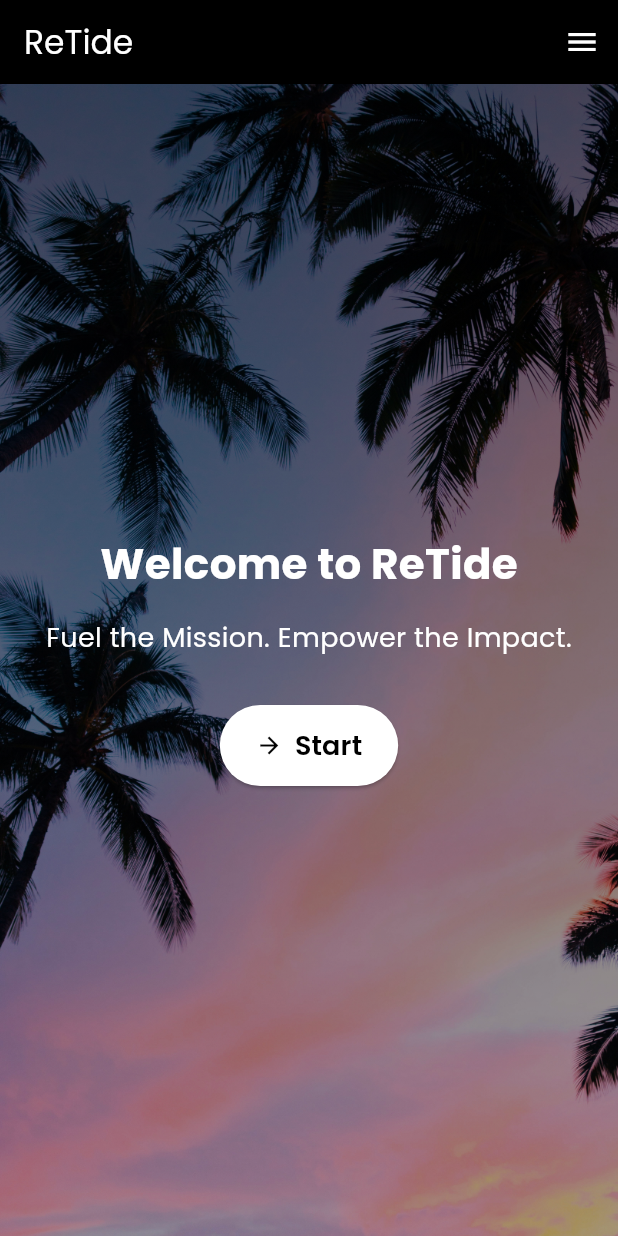
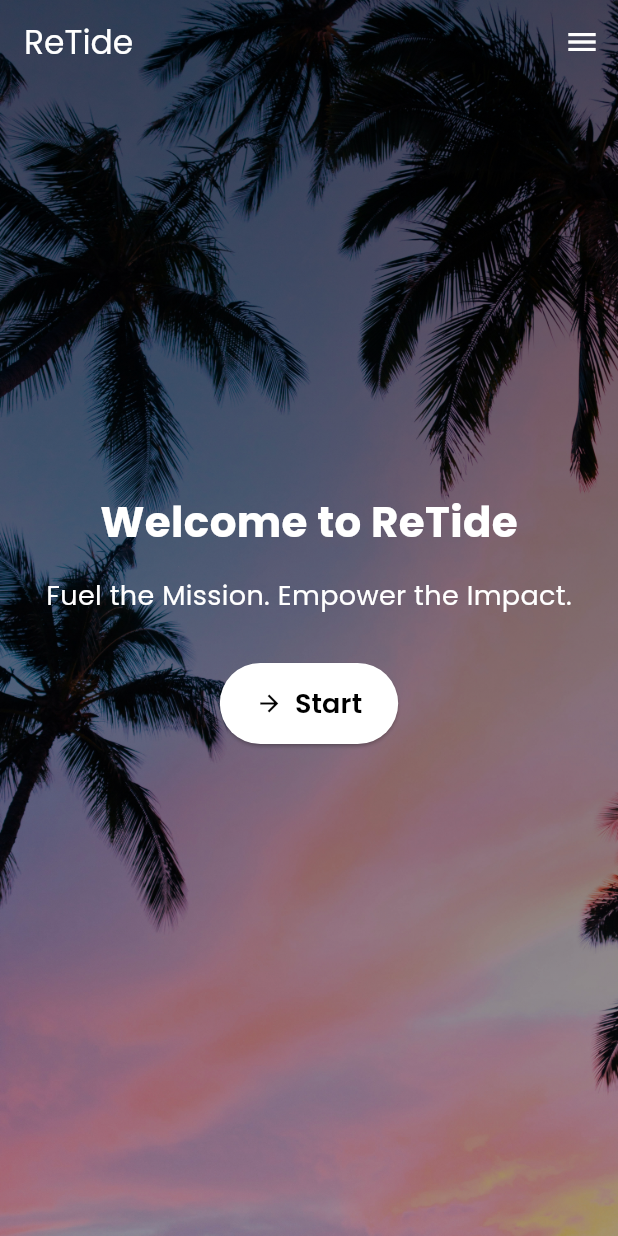
Before and after one commit to Archaniels/ReTide-App, a Flutter app: the screen it shows after launch, on a phone screen of 412 x 824 dp. Run offline on Flutter 3.47's test engine with Material 3 defaults, Android fonts, the phone set to English and light mode, and no system bars; our stand-ins replace google_fonts.

Commit message:
[NEW] Didefinisikan struktur project, perbaikan styling onboard di main.dart, dan perbaikan tombol di main.dart

```diff
--- a/lib/main.dart
+++ b/lib/main.dart
@@ -1,7 +1,15 @@
 import 'dart:ui';
-
 import 'package:flutter/material.dart';
 import 'package:google_fonts/google_fonts.dart';
+// ============================ PAGES ============================
+import 'pages/LoginPage.dart';
+import 'pages/RegisterPage.dart';
+import 'pages/AccountsPage.dart';
+import 'pages/BlogPage.dart';
+import 'pages/MarketplacePage.dart';
+import 'pages/DonationPage.dart';
+import 'pages/HomePage.dart';
+// ============================ END ============================
 
 void main() {
   runApp(const MyApp());
@@ -39,9 +47,10 @@ class _MyHomePageState extends State<MyHomePage> {
   Widget build(BuildContext context) {
     return Scaffold(
       // ============================ AppBar ============================
+      extendBodyBehindAppBar: true,
       appBar: AppBar(
         iconTheme: const IconThemeData(color: Colors.white),
-        backgroundColor: Colors.black,
+        backgroundColor: Colors.transparent,
         title: Text('ReTide', style: TextStyle(color: Colors.white)),
       ),
       // ============================ END ============================
@@ -56,7 +65,7 @@ class _MyHomePageState extends State<MyHomePage> {
               decoration: BoxDecoration(color: Colors.black),
               child: Text(
                 'ReTide',
-                style: TextStyle(color: Colors.white, fontSize: 24),
+                style: TextStyle(color: Colors.white, fontSize: 24, fontWeight: FontWeight.bold),
               ),
             ),
           ],
@@ -125,7 +134,7 @@ class _MyHomePageState extends State<MyHomePage> {
                     Navigator.push(
                       context,
                       MaterialPageRoute(
-                        builder: (context) => const AccountPage(), // MASIH BELOM!!!!!!!!!!!!!!!!!!!!!!!!!!!!!!!!!!!!!!!!!!!!!!!!!!!!!!!!!!!!!!
+                        builder: (context) => const LoginPage(),
                       ),
                     );
                   },
--- /dev/null
+++ b/lib/pages/AccountsPage.dart
@@ -0,0 +1,5 @@
+import 'package:flutter/material.dart';
+// ============================ PAGES ============================
+import 'LoginPage.dart';
+import 'RegisterPage.dart';
+// ============================ END ============================
```
Also changed, not shown: lib/pages/BlogPage.dart (added, +7 -0 lines), lib/pages/HomePage.dart (added, +7 -0 lines), lib/pages/LoginPage.dart (added, +19 -0 lines), lib/pages/MarketplacePage.dart (added, +7 -0 lines), lib/pages/RegisterPage.dart (added, +19 -0 lines), lib/pages/DonationPage.dart (added), lib/pages/home.dart (deleted).
